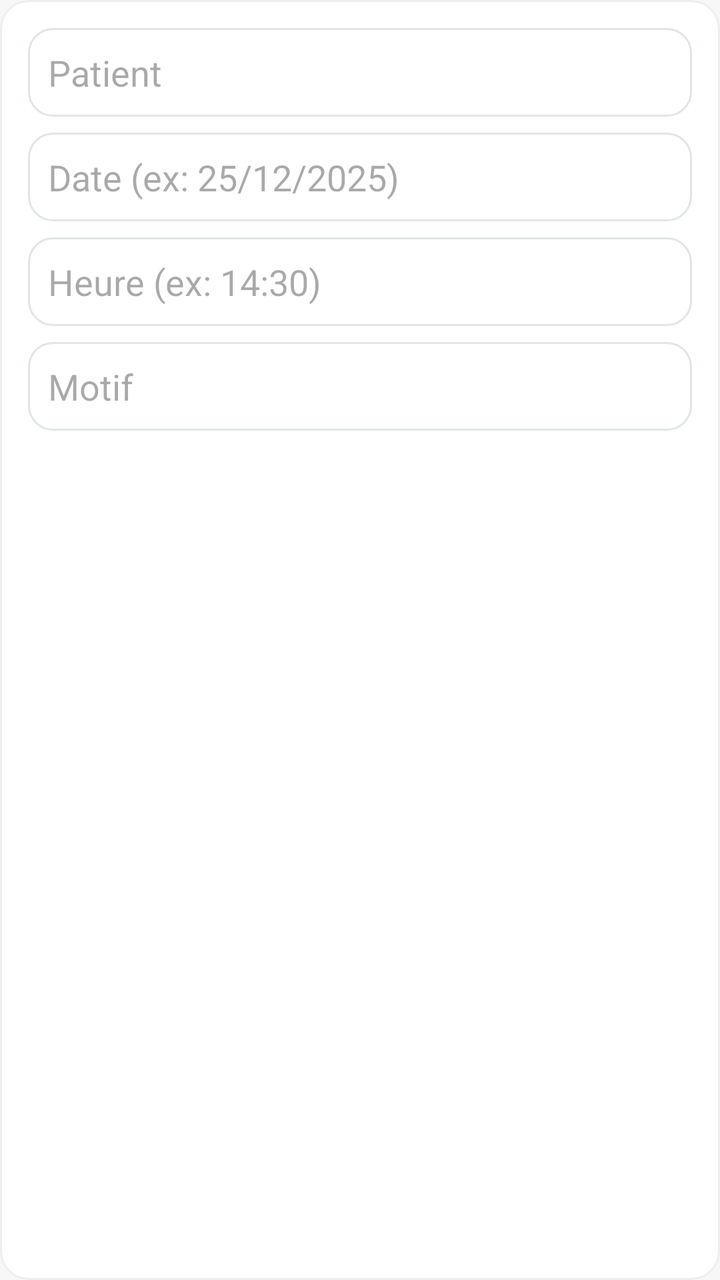
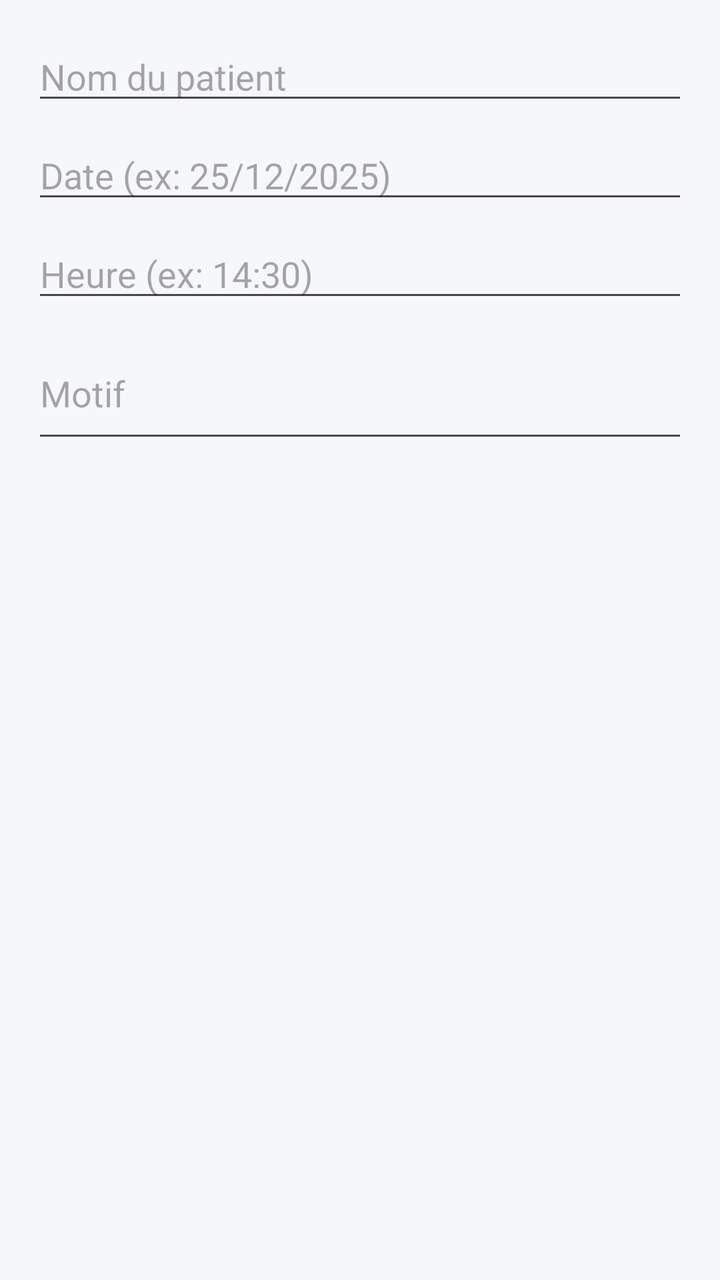

The first picture is an Android layout as it rendered before a commit; the second is the same layout after the commit. The layout source and the unified diff follow.
<!-- AndroidManifest.xml: application theme Theme.CabinetMedicalApp -->
<!-- res/layout/dialog_book_appointment.xml -->
<?xml version="1.0" encoding="utf-8"?>
<LinearLayout xmlns:android="http://schemas.android.com/apk/res/android"
    android:layout_width="match_parent"
    android:layout_height="wrap_content"
    android:orientation="vertical"
    android:padding="14dp"
    android:background="@drawable/card_bg">

    <EditText
        android:id="@+id/edit_book_patient"
        android:layout_width="match_parent"
        android:layout_height="wrap_content"
        android:hint="Patient"
        android:enabled="false"
        android:background="@drawable/input_bg"
        android:padding="10dp"
        android:layout_marginBottom="8dp"
        android:textColor="@color/onBackground" />

    <EditText
        android:id="@+id/edit_book_date"
        android:layout_width="match_parent"
        android:layout_height="wrap_content"
        android:focusable="false"
        android:hint="Date (ex: 25/12/2025)"
        android:background="@drawable/input_bg"
        android:padding="10dp"
        android:layout_marginBottom="8dp"
        android:textColor="@color/onBackground" />

    <EditText
        android:id="@+id/edit_book_time"
        android:layout_width="match_parent"
        android:layout_height="wrap_content"
        android:focusable="false"
        android:hint="Heure (ex: 14:30)"
        android:background="@drawable/input_bg"
        android:padding="10dp"
        android:layout_marginBottom="8dp"
        android:textColor="@color/onBackground" />

    <EditText
        android:id="@+id/edit_book_reason"
        android:layout_width="match_parent"
        android:layout_height="wrap_content"
        android:hint="Motif"
        android:background="@drawable/input_bg"
        android:padding="10dp"
        android:layout_marginBottom="4dp"
        android:textColor="@color/onBackground" />

</LinearLayout>
<!-- resources referenced by this layout -->
<resources>
  <color name="onBackground">#102027</color>
  <!-- drawable card_bg (drawable) -->
  <?xml version="1.0" encoding="utf-8"?>
  <shape xmlns:android="http://schemas.android.com/apk/res/android" android:shape="rectangle">
      <solid android:color="@color/surface" />
      <stroke android:width="1dp" android:color="#EEEEEE" />
      <corners android:radius="14dp" />
      <padding android:left="14dp" android:top="14dp" android:right="14dp" android:bottom="14dp" />
  </shape>
  <!-- drawable input_bg (drawable) -->
  <?xml version="1.0" encoding="utf-8"?>
  <shape xmlns:android="http://schemas.android.com/apk/res/android" android:shape="rectangle">
      <solid android:color="@color/surface" />
      <stroke android:width="1dp" android:color="#E0E6E6" />
      <corners android:radius="12dp" />
      <padding android:left="12dp" android:top="12dp" android:right="12dp" android:bottom="12dp" />
  </shape>
  <style name="Theme.CabinetMedicalApp" parent="Base.Theme.CabinetMedicalApp" />
  <color name="surface">#FFFFFF</color>
  <style name="Base.Theme.CabinetMedicalApp" parent="Theme.Material3.Light.NoActionBar">
          <item name="colorPrimary">@color/colorPrimary</item>
          <item name="colorOnPrimary">@color/onPrimary</item>
          <item name="colorPrimaryVariant">@color/colorPrimaryVariant</item>
          <item name="colorSecondary">@color/colorSecondary</item>
          <item name="android:statusBarColor">@color/colorPrimaryVariant</item>
          <item name="android:navigationBarColor">@color/background</item>
          <item name="android:windowBackground">@color/background</item>
          <item name="android:textColor">@color/onBackground</item>
      </style>
  <color name="colorPrimary">#00897B</color>
  <color name="onPrimary">#FFFFFF</color>
  <color name="colorPrimaryVariant">#00695C</color>
  <color name="colorSecondary">#26A69A</color>
  <color name="background">#F6F7F9</color>
</resources>

<!-- the commit's change to res/layout/dialog_book_appointment.xml (unified diff, before → after) -->
@@ -3,50 +3,41 @@
     android:layout_width="match_parent"
     android:layout_height="wrap_content"
     android:orientation="vertical"
-    android:padding="14dp"
-    android:background="@drawable/card_bg">
+    android:padding="16dp">
 
     <EditText
-        android:id="@+id/edit_book_patient"
+        android:id="@+id/edit_patient_name"
         android:layout_width="match_parent"
         android:layout_height="wrap_content"
-        android:hint="Patient"
-        android:enabled="false"
-        android:background="@drawable/input_bg"
-        android:padding="10dp"
-        android:layout_marginBottom="8dp"
-        android:textColor="@color/onBackground" />
+        android:hint="@string/hint_patient_name"
+        android:inputType="textPersonName" />
 
     <EditText
-        android:id="@+id/edit_book_date"
+        android:id="@+id/edit_date"
         android:layout_width="match_parent"
         android:layout_height="wrap_content"
+        android:hint="@string/hint_date"
+        android:inputType="none"
         android:focusable="false"
-        android:hint="Date (ex: 25/12/2025)"
-        android:background="@drawable/input_bg"
-        android:padding="10dp"
-        android:layout_marginBottom="8dp"
-        android:textColor="@color/onBackground" />
+        android:clickable="true"
+        android:layout_marginTop="8dp" />
 
     <EditText
-        android:id="@+id/edit_book_time"
+        android:id="@+id/edit_time"
         android:layout_width="match_parent"
         android:layout_height="wrap_content"
+        android:hint="@string/hint_time"
+        android:inputType="none"
         android:focusable="false"
-        android:hint="Heure (ex: 14:30)"
-        android:background="@drawable/input_bg"
-        android:padding="10dp"
-        android:layout_marginBottom="8dp"
-        android:textColor="@color/onBackground" />
+        android:clickable="true"
+        android:layout_marginTop="8dp" />
 
     <EditText
-        android:id="@+id/edit_book_reason"
+        android:id="@+id/edit_reason"
         android:layout_width="match_parent"
         android:layout_height="wrap_content"
-        android:hint="Motif"
-        android:background="@drawable/input_bg"
-        android:padding="10dp"
-        android:layout_marginBottom="4dp"
-        android:textColor="@color/onBackground" />
-
+        android:hint="@string/hint_reason"
+        android:inputType="textMultiLine"
+        android:minLines="2"
+        android:layout_marginTop="8dp" />
 </LinearLayout>
<!-- resource entries referenced after the edit -->
@@ -1,24 +1,11 @@
 <!-- resources referenced by this layout -->
 <resources>
+  <string name="hint_date">Date (ex: 25/12/2025)</string>
+  <string name="hint_patient_name">Nom du patient</string>
+  <string name="hint_reason">Motif</string>
+  <string name="hint_time">Heure (ex: 14:30)</string>
   <color name="onBackground">#102027</color>
-  <!-- drawable card_bg (drawable) -->
-  <?xml version="1.0" encoding="utf-8"?>
-  <shape xmlns:android="http://schemas.android.com/apk/res/android" android:shape="rectangle">
-      <solid android:color="@color/surface" />
-      <stroke android:width="1dp" android:color="#EEEEEE" />
-      <corners android:radius="14dp" />
-      <padding android:left="14dp" android:top="14dp" android:right="14dp" android:bottom="14dp" />
-  </shape>
-  <!-- drawable input_bg (drawable) -->
-  <?xml version="1.0" encoding="utf-8"?>
-  <shape xmlns:android="http://schemas.android.com/apk/res/android" android:shape="rectangle">
-      <solid android:color="@color/surface" />
-      <stroke android:width="1dp" android:color="#E0E6E6" />
-      <corners android:radius="12dp" />
-      <padding android:left="12dp" android:top="12dp" android:right="12dp" android:bottom="12dp" />
-  </shape>
   <style name="Theme.CabinetMedicalApp" parent="Base.Theme.CabinetMedicalApp" />
-  <color name="surface">#FFFFFF</color>
   <style name="Base.Theme.CabinetMedicalApp" parent="Theme.Material3.Light.NoActionBar">
           <item name="colorPrimary">@color/colorPrimary</item>
           <item name="colorOnPrimary">@color/onPrimary</item>
